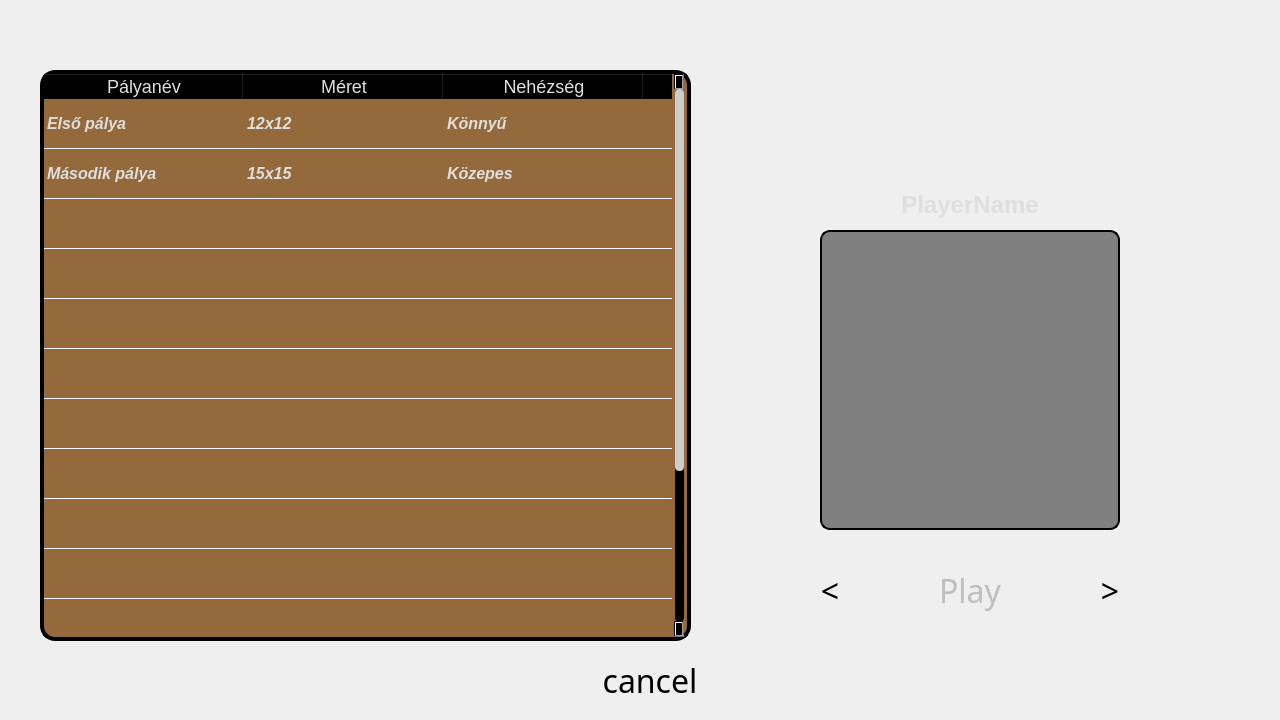
First picture: the form in src/views/ui/gameloader.ui, repository Stryse/DungeonGame, before the edit.
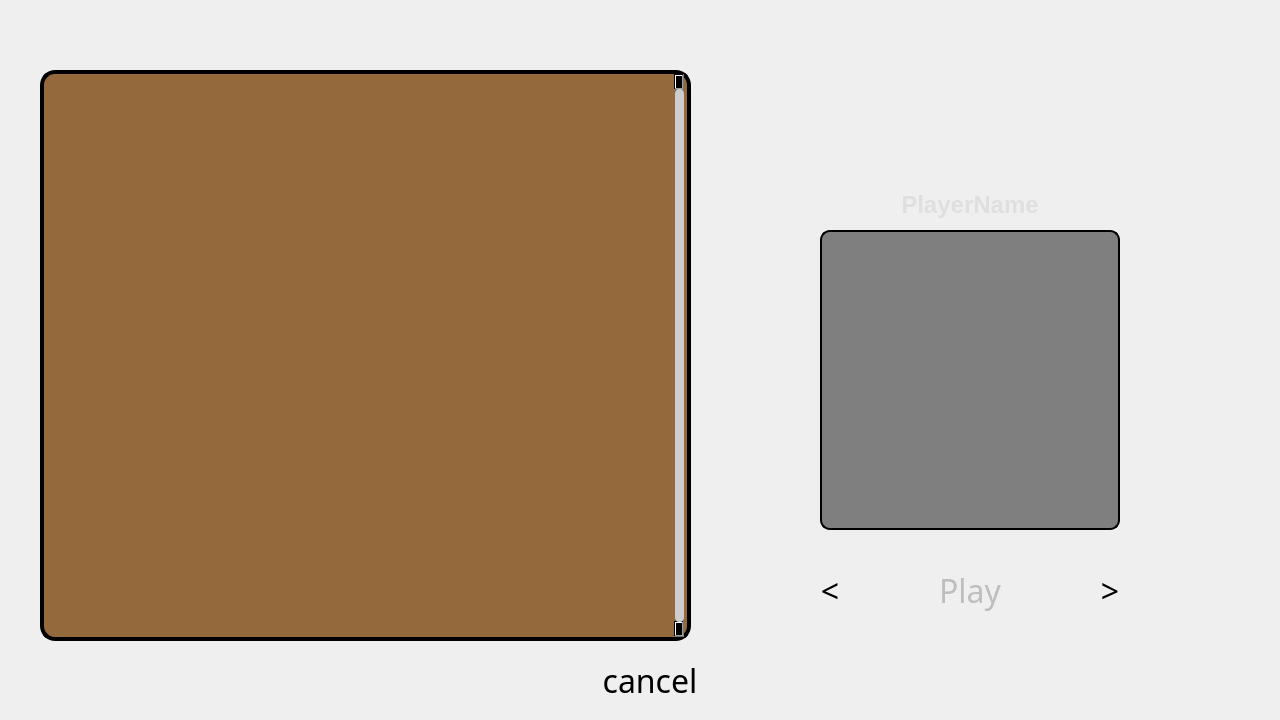
Second picture: the form after the edit. Icons and pictures are not drawn. Custom widgets are drawn as their Qt base class.

```diff
--- a/src/views/ui/gameloader.ui
+++ b/src/views/ui/gameloader.ui
@@ -239,13 +239,13 @@
     <bool>false</bool>
    </property>
    <property name="rowCount">
-    <number>15</number>
+    <number>0</number>
    </property>
    <property name="columnCount">
-    <number>6</number>
+    <number>3</number>
    </property>
    <attribute name="horizontalHeaderVisible">
-    <bool>true</bool>
+    <bool>false</bool>
    </attribute>
    <attribute name="horizontalHeaderCascadingSectionResizes">
     <bool>false</bool>
@@ -268,21 +268,6 @@
    <attribute name="verticalHeaderStretchLastSection">
     <bool>false</bool>
    </attribute>
-   <row/>
-   <row/>
-   <row/>
-   <row/>
-   <row/>
-   <row/>
-   <row/>
-   <row/>
-   <row/>
-   <row/>
-   <row/>
-   <row/>
-   <row/>
-   <row/>
-   <row/>
    <column>
     <property name="text">
      <string>Pályanév</string>
@@ -298,39 +283,6 @@
      <string>Nehézség</string>
     </property>
    </column>
-   <column/>
-   <column/>
-   <column/>
-   <item row="0" column="0">
-    <property name="text">
-     <string>Első pálya</string>
-    </property>
-   </item>
-   <item row="0" column="1">
-    <property name="text">
-     <string>12x12</string>
-    </property>
-   </item>
-   <item row="0" column="2">
-    <property name="text">
-     <string>Könnyű</string>
-    </property>
-   </item>
-   <item row="1" column="0">
-    <property name="text">
-     <string>Második pálya</string>
-    </property>
-   </item>
-   <item row="1" column="1">
-    <property name="text">
-     <string>15x15</string>
-    </property>
-   </item>
-   <item row="1" column="2">
-    <property name="text">
-     <string>Közepes</string>
-    </property>
-   </item>
   </widget>
   <widget class="QPushButton" name="nextBtn">
    <property name="geometry">
```
